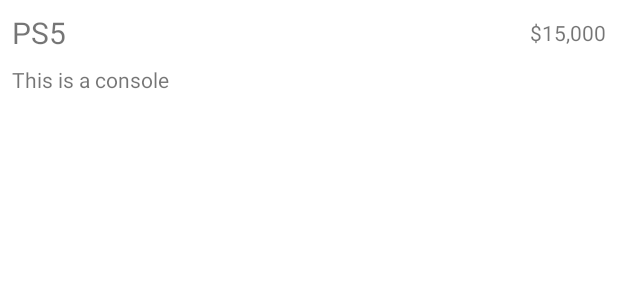
After one commit to DiegoMedinaP/workshop8, an Android app: the layout item_console.xml on its own in the app's theme, with its tools: preview values and no code run, on a phone screen of 412 x 824 dp. The commit adds this screen. Shown: the top 300 px of the screen. Run offline under Robolectric (Android 15) with nearby library versions, the phone set to English and light mode, and no system bars.

Commit message:
adding console item, data class and viewBinding

```diff
--- a/app/build.gradle
+++ b/app/build.gradle
@@ -29,6 +29,9 @@ android {
     kotlinOptions {
         jvmTarget = '1.8'
     }
+    viewBinding {
+        enabled = true
+    }
 }
 
 dependencies {
--- /dev/null
+++ b/app/src/main/java/com/example/worshop8/Console.kt
@@ -0,0 +1,3 @@
+package com.example.worshop8
+
+data class Console()
--- /dev/null
+++ b/app/src/main/res/layout/item_console.xml
@@ -0,0 +1,48 @@
+<?xml version="1.0" encoding="utf-8"?>
+<androidx.constraintlayout.widget.ConstraintLayout
+    xmlns:android="http://schemas.android.com/apk/res/android"
+    xmlns:app="http://schemas.android.com/apk/res-auto"
+    android:layout_width="match_parent"
+    android:layout_height="wrap_content"
+    xmlns:tools="http://schemas.android.com/tools">
+
+    <TextView
+        android:id="@+id/tv_console_name"
+        android:layout_width="0dp"
+        android:layout_height="wrap_content"
+        android:layout_marginStart="8dp"
+        android:layout_marginTop="8dp"
+        android:layout_marginEnd="8dp"
+        android:textSize="20sp"
+        app:layout_constraintEnd_toStartOf="@+id/tv_console_price"
+        app:layout_constraintStart_toStartOf="parent"
+        app:layout_constraintTop_toTopOf="parent"
+        tools:text="PS5" />
+
+    <TextView
+        android:id="@+id/tv_console_price"
+        android:layout_width="wrap_content"
+        android:layout_height="wrap_content"
+        android:layout_marginTop="8dp"
+        android:layout_marginEnd="8dp"
+        android:layout_marginBottom="8dp"
+        app:layout_constraintBottom_toBottomOf="@+id/tv_console_name"
+        app:layout_constraintEnd_toEndOf="parent"
+        app:layout_constraintTop_toTopOf="@+id/tv_console_name"
+        tools:text="$15,000" />
+
+    <TextView
+        android:id="@+id/tv_console_description"
+        android:layout_width="0dp"
+        android:layout_height="wrap_content"
+        android:layout_marginStart="8dp"
+        android:layout_marginTop="8dp"
+        android:layout_marginEnd="8dp"
+        android:layout_marginBottom="8dp"
+        app:layout_constraintBottom_toBottomOf="parent"
+        app:layout_constraintEnd_toEndOf="parent"
+        app:layout_constraintStart_toStartOf="parent"
+        app:layout_constraintTop_toBottomOf="@+id/tv_console_name"
+        tools:text="This is a console" />
+
+</androidx.constraintlayout.widget.ConstraintLayout>
```
Also changed, not shown: app/src/main/java/com/example/worshop8/MainActivity.kt (+10 -2 lines), app/src/main/res/layout/activity_main.xml (+8 -9 lines).
